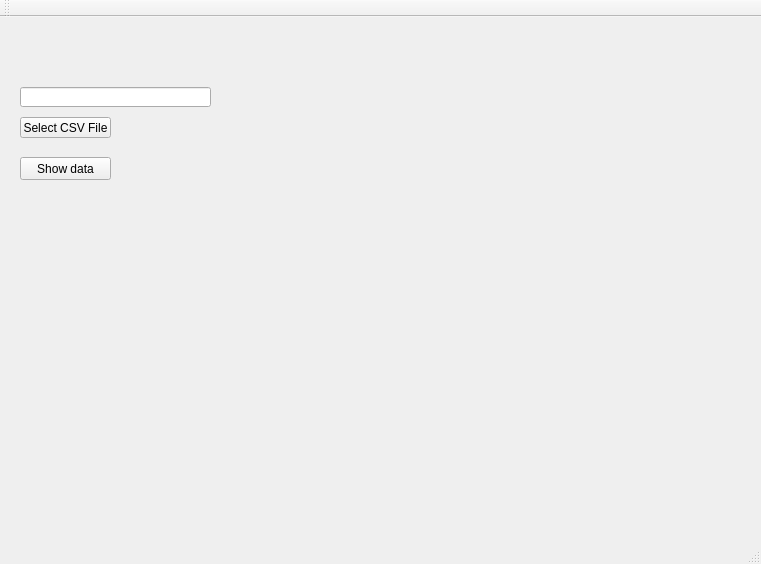
Before: the Qt Designer form View/mainwindow.ui in Benjistep/onderzoekDelft, drawn with Qt 5.
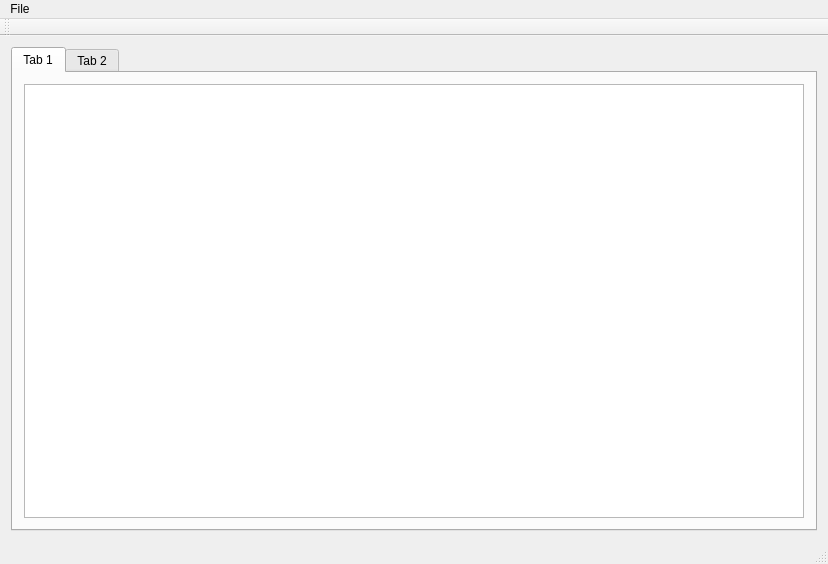
After: the same form once the commit is applied.

```diff
--- a/View/mainwindow.ui
+++ b/View/mainwindow.ui
@@ -6,7 +6,7 @@
    <rect>
     <x>0</x>
     <y>0</y>
-    <width>761</width>
+    <width>828</width>
     <height>564</height>
    </rect>
   </property>
@@ -14,65 +14,72 @@
    <string>MainWindow</string>
   </property>
   <widget class="QWidget" name="centralWidget">
-   <widget class="QPushButton" name="pushButton">
-    <property name="geometry">
-     <rect>
-      <x>20</x>
-      <y>100</y>
-      <width>91</width>
-      <height>21</height>
-     </rect>
-    </property>
-    <property name="text">
-     <string>Select CSV File</string>
-    </property>
-   </widget>
-   <widget class="QLineEdit" name="lineEdit">
-    <property name="geometry">
-     <rect>
-      <x>20</x>
-      <y>70</y>
-      <width>191</width>
-      <height>20</height>
-     </rect>
-    </property>
-    <property name="readOnly">
-     <bool>true</bool>
-    </property>
-   </widget>
-   <widget class="QPushButton" name="pushButton_2">
-    <property name="geometry">
-     <rect>
-      <x>20</x>
-      <y>140</y>
-      <width>91</width>
-      <height>23</height>
-     </rect>
-    </property>
-    <property name="text">
-     <string>Show data</string>
-    </property>
-   </widget>
+   <layout class="QHBoxLayout" name="horizontalLayout">
+    <item>
+     <widget class="QTabWidget" name="tabWidget">
+      <property name="currentIndex">
+       <number>0</number>
+      </property>
+      <widget class="QWidget" name="tab">
+       <attribute name="title">
+        <string>Tab 1</string>
+       </attribute>
+       <layout class="QGridLayout" name="gridLayout">
+        <item row="0" column="0">
+         <layout class="QVBoxLayout" name="verticalLayout">
+          <property name="spacing">
+           <number>6</number>
+          </property>
+          <property name="sizeConstraint">
+           <enum>QLayout::SetMaximumSize</enum>
+          </property>
+          <item>
+           <widget class="QTableView" name="tableView"/>
+          </item>
+         </layout>
+        </item>
+       </layout>
+      </widget>
+      <widget class="QWidget" name="widget">
+       <attribute name="title">
+        <string>Tab 2</string>
+       </attribute>
+      </widget>
+     </widget>
+    </item>
+   </layout>
   </widget>
+  <widget class="QToolBar" name="mainToolBar">
+   <attribute name="toolBarArea">
+    <enum>TopToolBarArea</enum>
+   </attribute>
+   <attribute name="toolBarBreak">
+    <bool>false</bool>
+   </attribute>
+  </widget>
+  <widget class="QStatusBar" name="statusBar"/>
   <widget class="QMenuBar" name="menuBar">
    <property name="geometry">
     <rect>
      <x>0</x>
      <y>0</y>
-     <width>761</width>
+     <width>828</width>
      <height>21</height>
     </rect>
    </property>
+   <widget class="QMenu" name="menuOnderzoek_Delft">
+    <property name="title">
+     <string>File</string>
+    </property>
+    <addaction name="actionAdd_File"/>
+   </widget>
+   <addaction name="menuOnderzoek_Delft"/>
   </widget>
-  <widget class="QToolBar" name="mainToolBar">
-   <attribute name="toolBarArea">
-    <enum>TopToolBarArea</enum>
-   </attribute>
-   <attribute name="toolBarBreak">
-    <bool>false</bool>
-   </attribute>
-  </widget>
-  <widget class="QStatusBar" name="statusBar"/>
+  <action name="actionAdd_File">
+   <property name="text">
+    <string>Add File</string>
+   </property>
+  </action>
  </widget>
  <layoutdefault spacing="6" margin="11"/>
  <resources/>
```
